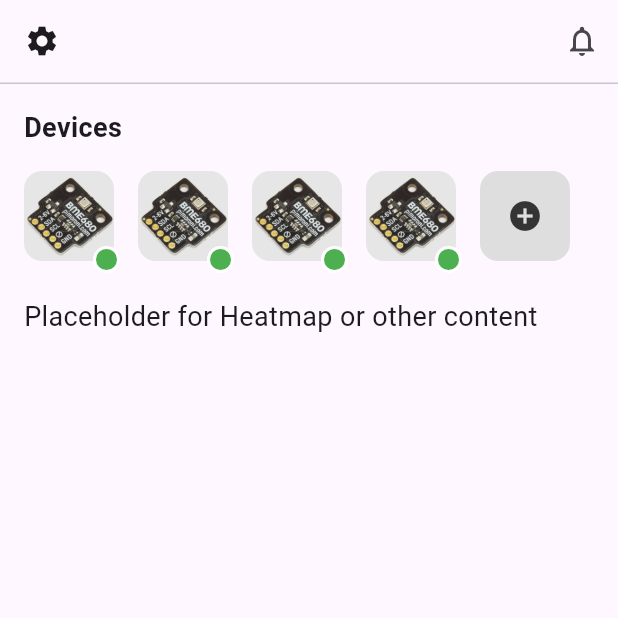
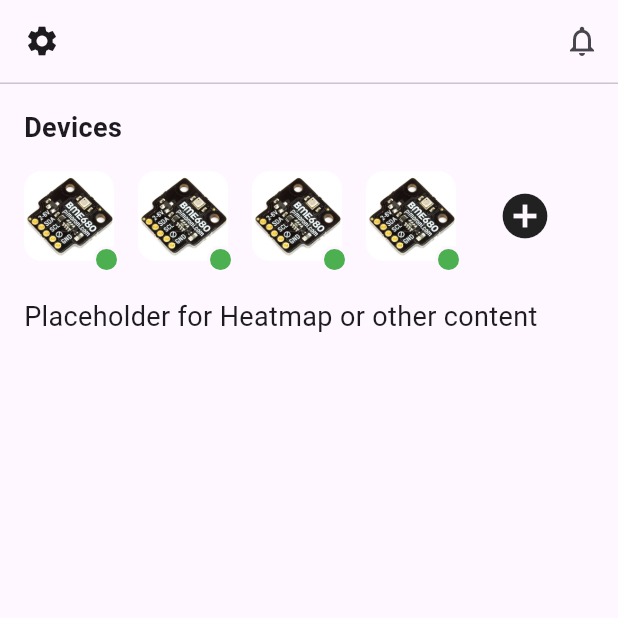
Before and after one commit to Canti-IoT/Canti-Hub, a Flutter app: the screen it shows after launch, on a phone screen of 412 x 824 dp, the top half of it. Run offline on Flutter 3.47's test engine with Material 3 defaults, Android fonts, the phone set to English and light mode, and no system bars; our stand-ins replace drift, shared_preferences, syncfusion_flutter_gauges, syncfusion_flutter_sliders; missing offline and left inert: flutter_octicons, syncfusion_flutter_core; accounts and stored records are empty; generated files the repository leaves out were written again.

Commit message:
fix: follow theme with icons

```diff
--- a/lib/pages/main_page/device_icon.dart
+++ b/lib/pages/main_page/device_icon.dart
@@ -9,8 +9,9 @@ class DeviceIcon extends StatelessWidget {
 
   @override
   Widget build(BuildContext context) {
-    return Container(
-      child: GestureDetector(
+    Color backgroundColor = Theme.of(context).backgroundColor;
+
+    return GestureDetector(
       onTap: () {
         Navigator.push(
           context,
@@ -24,11 +25,6 @@ class DeviceIcon extends StatelessWidget {
             // Image Container (below)
             ClipRRect(
               borderRadius: BorderRadius.circular(12),
-                child: ColorFiltered(
-                  colorFilter: ColorFilter.mode(
-                    Color.fromRGBO(128, 128, 128, 0.2),
-                    BlendMode.srcOver,
-                  ),
               child: Container(
                 width: 60,
                 height: 60,
@@ -41,7 +37,6 @@ class DeviceIcon extends StatelessWidget {
                 ),
               ),
             ),
-              ),
             Positioned(
               bottom: 0,
               right: 12,
@@ -51,14 +46,13 @@ class DeviceIcon extends StatelessWidget {
                 decoration: BoxDecoration(
                   shape: BoxShape.circle,
                   color: Colors.green,
-                    border: Border.all(color: Colors.white, width: 2),
+                  border: Border.all(color: backgroundColor, width: 2),
                 ),
               ),
             ),
           ],
         ),
       ),
-      ),
     );
   }
 }
--- a/lib/pages/main_page/plus_icon.dart
+++ b/lib/pages/main_page/plus_icon.dart
@@ -1,5 +1,8 @@
-import 'package:canti_hub/pages/detail_page/detail_page.dart';
+import 'package:canti_hub/database/custom_types.dart';
+import 'package:canti_hub/database/database.dart';
+import 'package:canti_hub/providers/database_provider.dart';
 import 'package:flutter/material.dart';
+import 'package:provider/provider.dart';
 
 class PlusIcon extends StatelessWidget {
   const PlusIcon({
@@ -10,12 +13,7 @@ class PlusIcon extends StatelessWidget {
   Widget build(BuildContext context) {
     return Container(
       child: GestureDetector(
-        onTap: () {
-          // Navigator.push(
-          //   context,
-          //   MaterialPageRoute(builder: (context) => DetailPage()),
-          // );
-        },
+        onTap: () async {},
         child: Container(
           width: 76,
           child: Stack(
@@ -23,22 +21,12 @@ class PlusIcon extends StatelessWidget {
               // Image Container (below)
               ClipRRect(
                 borderRadius: BorderRadius.circular(12),
-                child: ColorFiltered(
-                  colorFilter: ColorFilter.mode(
-                    Color.fromRGBO(128, 128, 128, 0.2),
-                    BlendMode.srcOver,
-                  ),
-                  child: Container(
-                    width: 60,
-                    height: 60,
-                    decoration: BoxDecoration(
-                      color: Colors.grey[100],
-                      borderRadius: BorderRadius.circular(12),
-                    ),
-                    child: Icon(
-                      Icons.add_circle,
-                      size: 24.0,
-                    ),
+                child: Container(
+                  width: 60,
+                  height: 60,
+                  child: Icon(
+                    Icons.add_circle,
+                    size: 36.0,
                   ),
                 ),
               ),
```
Lines whose indentation alone changed are shown as unchanged.
